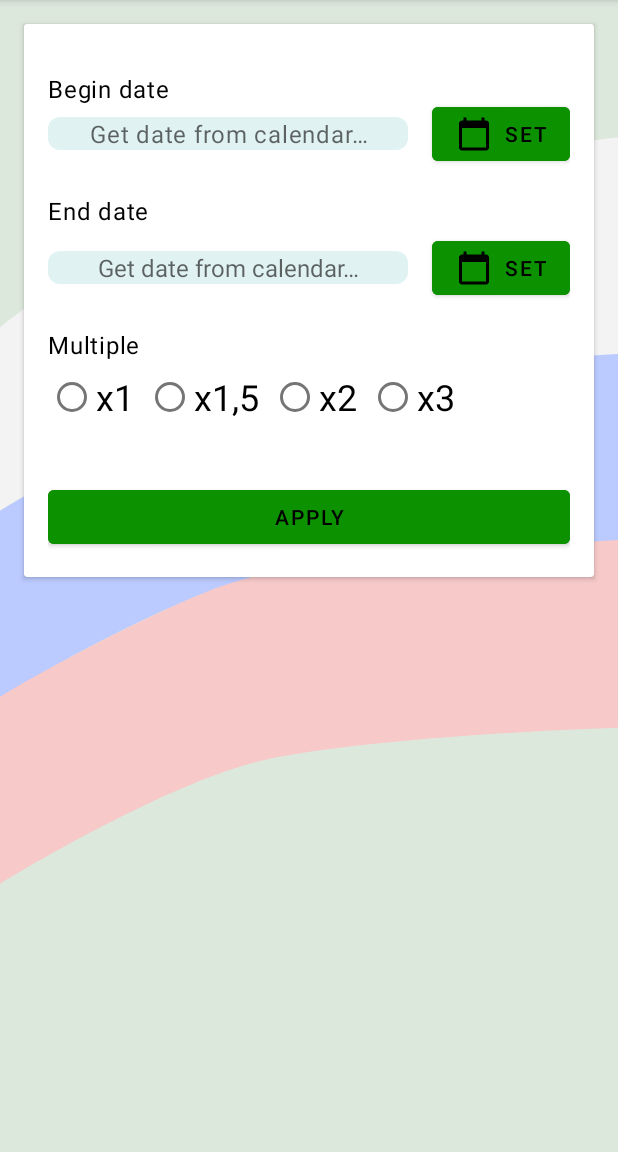
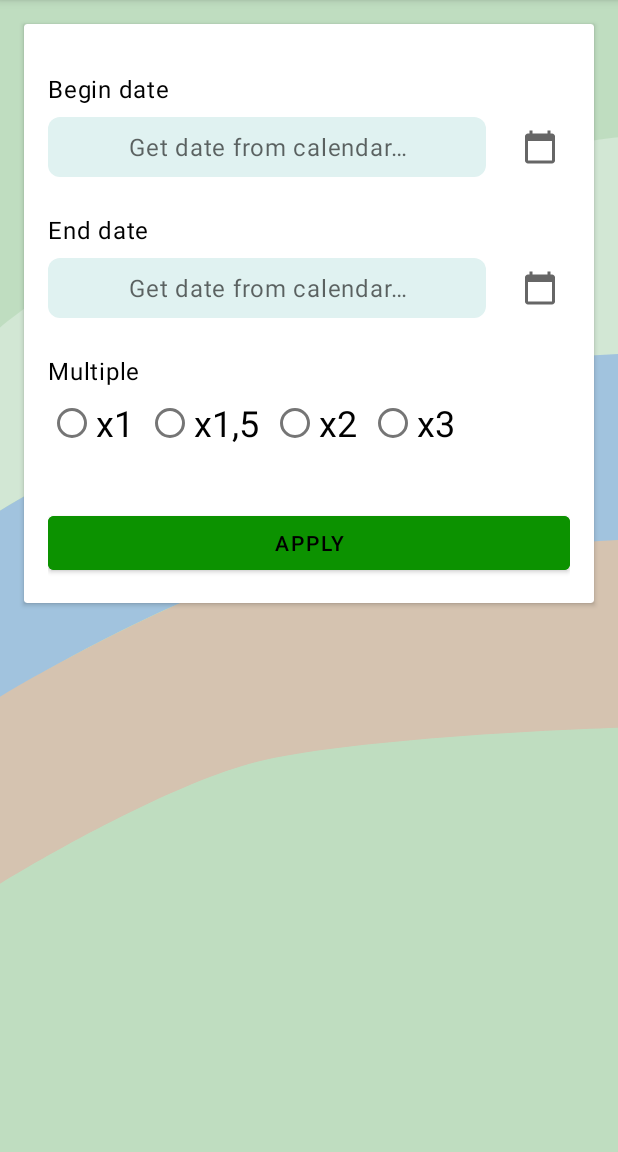
Before and after one commit to DmitryAbramovskikh/LenghtOfService, an Android app: the fragment EditPeriodFragment placed in its activity, on a phone screen of 412 x 824 dp, the part 84-1236 px from its top. Run offline under Robolectric (Android 15) with nearby library versions, the phone set to English and light mode, and no system bars; our stand-ins replace Room's generated code.

Commit message:
1,3,4 выполнены

```diff
--- a/app/src/main/java/com/dmabram15/lenghtofservice/TODOfile.txt
+++ b/app/src/main/java/com/dmabram15/lenghtofservice/TODOfile.txt
@@ -1,9 +1,12 @@
+
+    //Done
+        1. исправить шрифты на экране списка периодов
+
+        3. подобрать цвет для кардвью или изменить бэкграунд окна
+        4. увеличить высоту текствью отображения выбранной даты
 
     /*TODO
-       1. исправить шрифты на экране списка периодов
        2. подогнать расположение кардвью на всех экранах, для лучшего визуального отображения
-       3. подобрать цвет для кардвью или изменить бэкграунд окна
-       4. увеличить высоту текствью отображения выбранной даты
        5. передавать в календарь дату из текствью если дата введена
        6. если дата не введена, то крайняя введенная дата
        7. если крайней даты нет то сегодняшняя дата
--- a/app/src/main/java/com/dmabram15/lenghtofservice/view/MainActivity.kt
+++ b/app/src/main/java/com/dmabram15/lenghtofservice/view/MainActivity.kt
@@ -22,7 +22,7 @@ class MainActivity : AppCompatActivity() {
     }
 
     private fun setGraphics() {
-        window?.setBackgroundDrawableResource(R.drawable.ic_applicationbackground)
+        window?.setBackgroundDrawableResource(R.drawable.ic_applicationbackground_new)
     }
 
     private fun showFragment() {
--- a/app/src/main/res/drawable/ic_applicationbackground.xml
+++ b/app/src/main/res/drawable/ic_applicationbackground_new.xml
@@ -15,4 +15,8 @@
   <path
       android:pathData="M138,394C95.929,408.725 27.5,440.5 0,455.5V564.5C33.333,546.5 113.2,507.3 166,494.5C218.8,481.7 351.333,475.167 411,473.5V364C351,367.5 208,369.5 138,394Z"
       android:fillColor="#F7C9C9"/>
+  <path
+      android:pathData="M0,0h411v721h-411z"
+      android:fillColor="#009B10"
+      android:fillAlpha="0.14"/>
 </vector>
--- a/app/src/main/res/layout/edit_period_fragment.xml
+++ b/app/src/main/res/layout/edit_period_fragment.xml
@@ -27,40 +27,42 @@
             app:layout_constraintTop_toTopOf="parent" />
 
         <com.google.android.material.textview.MaterialTextView
+            android:id="@+id/beginPeriodDateTextView"
             style="@style/TextAppearance.MaterialComponents.Body1"
-            android:id="@+id/beginPeriodDateTextView"
             android:layout_width="0dp"
-            android:layout_height="wrap_content"
+            android:layout_height="0dp"
+            android:layout_marginEnd="@dimen/medium_spacing"
             android:background="@drawable/backdrop"
+            android:ellipsize="end"
             android:gravity="center"
-            android:layout_marginTop="@dimen/small_spacing"
-            android:layout_marginEnd="@dimen/medium_spacing"
+            android:hint="@string/get_date_from_calendar"
             android:textSize="@dimen/usual_text_size"
-            android:hint="@string/get_date_from_calendar"
-            android:ellipsize="end"
+            app:layout_constraintBottom_toBottomOf="@+id/pickStartDate"
             app:layout_constraintEnd_toStartOf="@+id/pickStartDate"
             app:layout_constraintStart_toStartOf="parent"
-            app:layout_constraintTop_toBottomOf="@+id/beginDateLabelTextView" />
+            app:layout_constraintTop_toTopOf="@+id/pickStartDate" />
 
-        <com.google.android.material.button.MaterialButton
+        <ImageButton
             android:id="@+id/pickStartDate"
             android:layout_width="wrap_content"
             android:layout_height="wrap_content"
-            android:text="@string/set"
+            android:layout_marginTop="@dimen/small_spacing"
+            android:backgroundTint="@color/widget_background_dark_color"
             android:textColor="@color/black"
-            android:backgroundTint="@color/widget_background_dark_color"
-            app:icon="@drawable/ic_calendar"
+            android:src="@drawable/ic_calendar"
+            android:background="@color/transparent"
+            android:padding="@dimen/small_spacing"
             app:iconTint="@color/black"
-            app:layout_constraintBottom_toBottomOf="@+id/beginPeriodDateTextView"
+            android:contentDescription="@string/calendar_picker"
             app:layout_constraintEnd_toEndOf="parent"
-            app:layout_constraintTop_toTopOf="@id/beginPeriodDateTextView" />
+            app:layout_constraintTop_toBottomOf="@+id/beginDateLabelTextView" />
 
         <com.google.android.material.textview.MaterialTextView
             android:id="@+id/endDateLabelTextView"
             style="@style/TextAppearance.MaterialComponents.Body1.Label"
             android:layout_width="wrap_content"
             android:layout_height="wrap_content"
-            android:layout_marginTop="@dimen/medium_spacing"
+            android:layout_marginTop="@dimen/average_spacing"
             android:text="@string/end_date"
             android:textSize="@dimen/usual_text_size"
             app:layout_constraintStart_toStartOf="parent"
@@ -68,38 +70,41 @@
 
         <com.google.android.material.textview.MaterialTextView
             android:id="@+id/endPeriodDateTextView"
+            style="@style/TextAppearance.MaterialComponents.Body1"
             android:layout_width="0dp"
-            android:layout_height="wrap_content"
-            android:layout_marginVertical="@dimen/medium_spacing"
+            android:layout_height="0dp"
             android:layout_marginEnd="@dimen/medium_spacing"
+            android:background="@drawable/backdrop"
+            android:ellipsize="end"
             android:gravity="center"
-            android:background="@drawable/backdrop"
+            android:hint="@string/get_date_from_calendar"
             android:textSize="@dimen/usual_text_size"
-            android:hint="@string/get_date_from_calendar"
-            android:ellipsize="end"
+            app:layout_constraintBottom_toBottomOf="@+id/pickEndDate"
             app:layout_constraintEnd_toStartOf="@+id/pickEndDate"
             app:layout_constraintStart_toStartOf="@id/beginPeriodDateTextView"
-            app:layout_constraintTop_toBottomOf="@id/endDateLabelTextView"/>
+            app:layout_constraintTop_toTopOf="@+id/pickEndDate" />
 
-        <com.google.android.material.button.MaterialButton
+        <ImageButton
             android:id="@+id/pickEndDate"
             android:layout_width="wrap_content"
             android:layout_height="wrap_content"
-            android:text="@string/set"
+            android:layout_marginTop="@dimen/small_spacing"
+            android:backgroundTint="@color/widget_background_dark_color"
             android:textColor="@color/black"
-            android:backgroundTint="@color/widget_background_dark_color"
-            app:icon="@drawable/ic_calendar"
+            android:src="@drawable/ic_calendar"
+            android:background="@color/transparent"
             app:iconTint="@color/black"
-            app:layout_constraintBottom_toBottomOf="@+id/endPeriodDateTextView"
+            android:contentDescription="@string/calendar_picker"
+            android:padding="@dimen/small_spacing"
             app:layout_constraintEnd_toEndOf="parent"
-            app:layout_constraintTop_toTopOf="@id/endPeriodDateTextView" />
+            app:layout_constraintTop_toBottomOf="@+id/endDateLabelTextView" />
 
         <com.google.android.material.textview.MaterialTextView
             android:id="@+id/multipleCoefficientLabelTextView"
             style="@style/TextAppearance.MaterialComponents.Body1.Label"
-            android:layout_marginTop="@dimen/medium_spacing"
             android:layout_width="wrap_content"
             android:layout_height="wrap_content"
+            android:layout_marginTop="@dimen/average_spacing"
             android:text="@string/multiple"
             android:textSize="@dimen/usual_text_size"
             app:layout_constraintStart_toStartOf="parent"
--- a/app/src/main/res/layout/lenght_of_service_fragment.xml
+++ b/app/src/main/res/layout/lenght_of_service_fragment.xml
@@ -15,7 +15,6 @@
         android:layout_marginStart="@dimen/average_spacing"
         android:layout_marginEnd="@dimen/average_spacing"
         app:cardCornerRadius="@dimen/small_spacing"
-        app:cardElevation="@dimen/small_spacing"
         app:layout_constraintBottom_toBottomOf="parent"
         app:layout_constraintEnd_toEndOf="parent"
         app:layout_constraintStart_toStartOf="parent"
--- a/app/src/main/res/layout/length_service_period_item.xml
+++ b/app/src/main/res/layout/length_service_period_item.xml
@@ -24,7 +24,7 @@
                 android:layout_width="wrap_content"
                 android:layout_height="wrap_content"
                 tools:text="1 years 2 mouths 3 days"
-                android:textSize="@dimen/first_header_text_size"
+                android:textSize="@dimen/title_text_size"
                 android:textColor="@color/dark_text"
                 app:layout_constraintStart_toStartOf="parent"
                 app:layout_constraintEnd_toEndOf="parent"
--- a/app/src/main/res/values/colors.xml
+++ b/app/src/main/res/values/colors.xml
@@ -10,4 +10,5 @@
     <color name="dark_text">#191919</color>
     <color name="widget_background_color">#E0F2F1</color>
     <color name="widget_background_dark_color">#0C9200</color>
+    <color name="transparent">#00ffffff</color>
 </resources>
--- a/app/src/main/res/values/strings.xml
+++ b/app/src/main/res/values/strings.xml
@@ -24,4 +24,5 @@
     <string name="preferential">preferential</string>
     <string name="calendar">calendar</string>
     <string name="nothing_added">Nothing added</string>
+    <string name="calendar_picker" translatable="false">Calendar picker</string>
 </resources>
```
